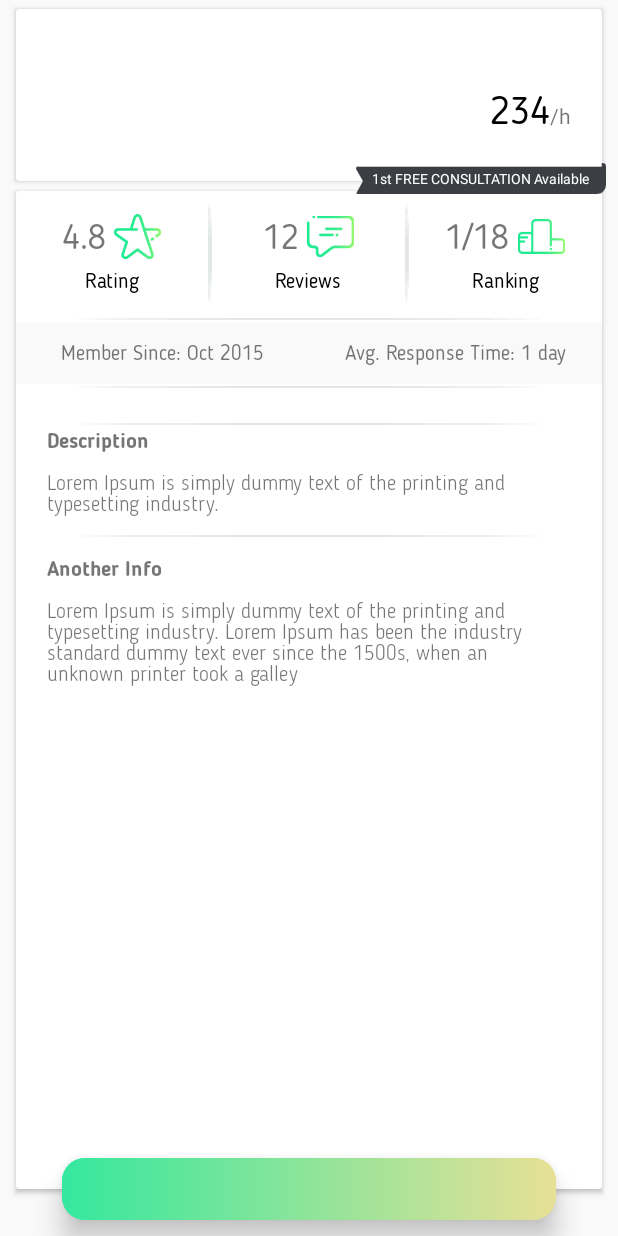
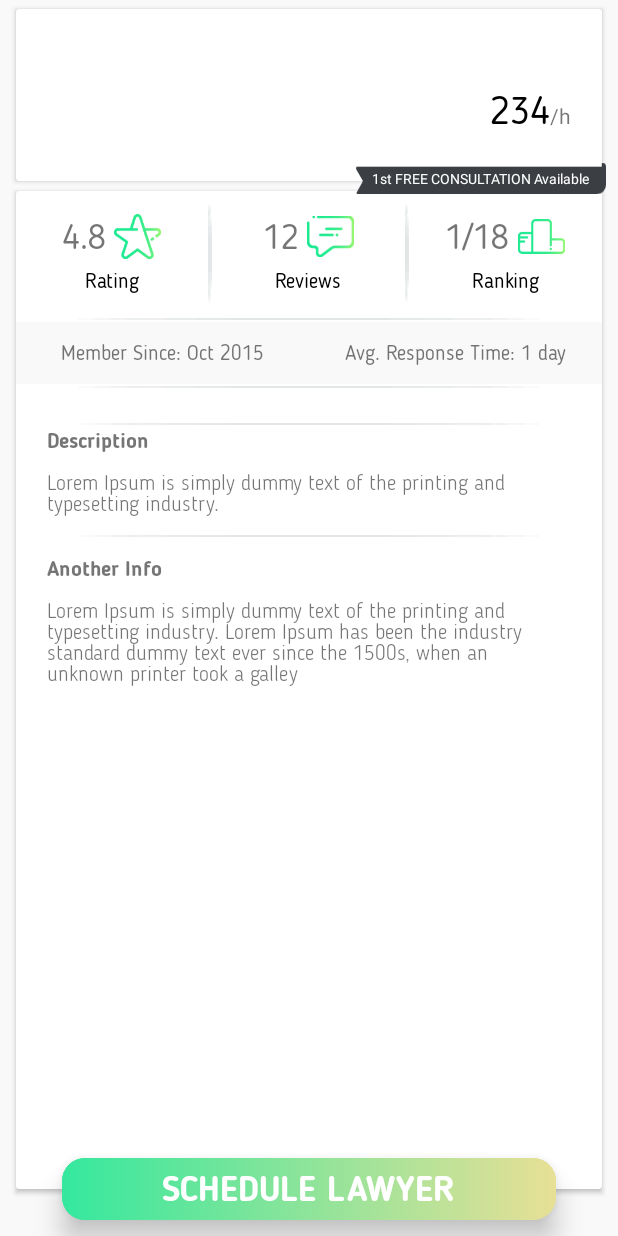
Before and after one commit to labhyasharma/lawyerly, an Android app: the layout fragment_lawyer_details.xml on its own in the app's theme, with its tools: preview values and no code run, on a phone screen of 412 x 824 dp. Run offline under Robolectric (Android 15) with nearby library versions, the phone set to English and light mode, and no system bars.

Commit message:
app task completed

```diff
--- a/app/src/main/java/com/studiographene/lawyerly/lawyerdetails/LawyerDetailsFragment.java
+++ b/app/src/main/java/com/studiographene/lawyerly/lawyerdetails/LawyerDetailsFragment.java
@@ -66,8 +66,8 @@ public class LawyerDetailsFragment extends BaseFragment implements LawyerDetails
 
 
         anim = (AnimationDrawable) binding.buttonImage.getBackground();
-        anim.setEnterFadeDuration(2000);
-        anim.setExitFadeDuration(2000);
+        anim.setEnterFadeDuration(1000);
+        anim.setExitFadeDuration(1000);
 
 
         return binding.getRoot();
--- a/app/src/main/res/drawable/animation_list.xml
+++ b/app/src/main/res/drawable/animation_list.xml
@@ -2,13 +2,13 @@
 <animation-list xmlns:android="http://schemas.android.com/apk/res/android">
     <item
         android:drawable="@drawable/pacific_dream"
-        android:duration="2000" />
+        android:duration="1000" />
     <item
         android:drawable="@drawable/gradient_anim2"
-        android:duration="2000" />
+        android:duration="1000" />
 
     <item
         android:drawable="@drawable/reverse_pacific_dream"
-        android:duration="2000" />
+        android:duration="1000" />
 
 </animation-list>
--- a/app/src/main/res/layout/fragment_lawyer_details.xml
+++ b/app/src/main/res/layout/fragment_lawyer_details.xml
@@ -478,6 +478,15 @@
                 android:layout_height="match_parent"
                 android:background="@drawable/animation_list"/>
 
+            <TextView
+                android:layout_width="wrap_content"
+                android:layout_height="wrap_content"
+                android:layout_gravity="center"
+                android:text="SCHEDULE LAWYER"
+                android:textColor="@color/white"
+                android:textSize="@dimen/_18sdp"
+                android:fontFamily="@font/sans_bold"/>
+
         </FrameLayout>
 
 
```
